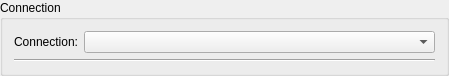
This is src/plugins/connectionmanager/connectionoptionswidget.ui in vacuum-im/vacuum-im as Qt 5 draws it before an edit. The edited form follows.
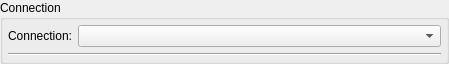
This is the edited form.

```diff
--- a/src/plugins/connectionmanager/connectionoptionswidget.ui
+++ b/src/plugins/connectionmanager/connectionoptionswidget.ui
@@ -7,7 +7,7 @@
     <x>0</x>
     <y>0</y>
     <width>449</width>
-    <height>67</height>
+    <height>56</height>
    </rect>
   </property>
   <layout class="QVBoxLayout">
@@ -20,6 +20,9 @@
       <string>Connection</string>
      </property>
      <layout class="QVBoxLayout">
+      <property name="margin">
+       <number>5</number>
+      </property>
       <item>
        <widget class="QWidget" name="wdtSelectConnection" native="true">
         <layout class="QVBoxLayout">
```
